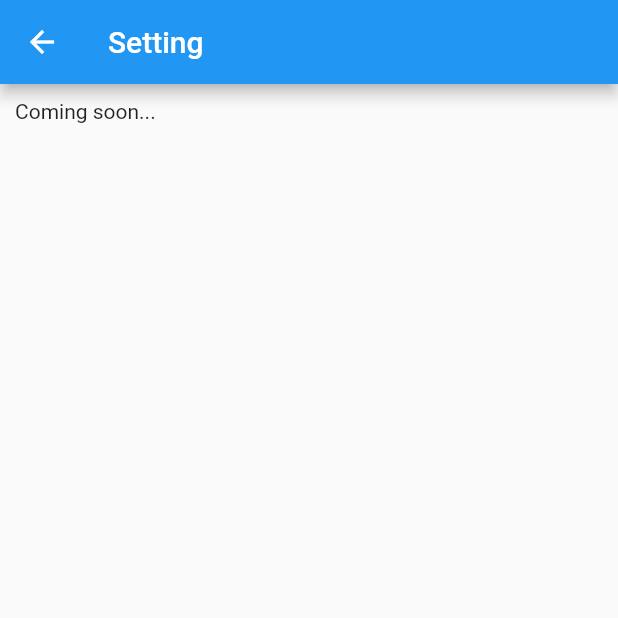
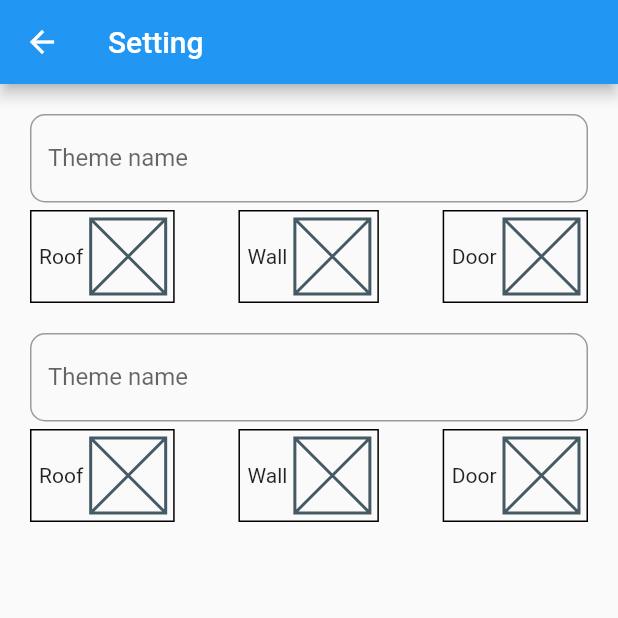
Before and after one commit to casaumayman/Smart-AI-for-house-design-mobile-app, a Flutter app: the SettingScreen screen opened by its route, on a phone screen of 412 x 824 dp, the top half of it. Run offline on Flutter 3.47's test engine with Material 2 defaults, Android fonts, the phone set to English and light mode, and no system bars; our stand-ins replace card_swiper, get, image_picker, shared_preferences, socket_io_client; accounts and stored records are empty; network calls fail.

Commit message:
continue color picker

```diff
--- a/lib/modules/home/helper.dart
+++ b/lib/modules/home/helper.dart
@@ -1,6 +1,7 @@
 import 'dart:convert';
 import 'package:change_house_colors/shared/services/theme/theme_model.dart';
 import 'package:flutter/foundation.dart';
+import 'package:image/image.dart';
 import 'package:image_picker/image_picker.dart';
 
 Future<Uint8List> base64ToBytesIsolate(String mask) async {
@@ -19,7 +20,7 @@ Future<String> xFileToBase64Isolate(XFile file) async {
   return base64encoded;
 }
 
-Future<dynamic> mappingColor(
-    dynamic origin, dynamic mask, ThemeModel themeModel) async {
-  return 1;
+List<int> mappingColor(Image origin, Uint8List mask, ThemeModel themeModel) {
+  var matrix = encodePng(origin, level: 0);
+  return matrix;
 }
--- a/lib/modules/home/home_controller.dart
+++ b/lib/modules/home/home_controller.dart
@@ -1,3 +1,5 @@
+import 'dart:io';
+
 import 'package:change_house_colors/modules/home/helper.dart';
 import 'package:change_house_colors/modules/home/models/process_status.dart';
 import 'package:change_house_colors/routes/routes.dart';
@@ -8,6 +10,7 @@ import 'package:change_house_colors/shared/utils/image_picker_utils.dart';
 import 'package:change_house_colors/shared/utils/snackbar_utils.dart';
 import 'package:flutter/foundation.dart';
 import 'package:get/get.dart';
+import 'package:image/image.dart';
 import 'package:image_picker/image_picker.dart';
 import 'package:mime/mime.dart';
 
@@ -40,9 +43,13 @@ class HomeController extends GetxController {
 
   void _processResponse(PredictResponse predict) async {
     final bytes = await base64ToBytesIsolate(predict.pictureMask);
-    //TODO: Continue
-    var colored =
-        await mappingColor("origin", bytes, _themeService.selectedTheme);
+    var image = decodePng(bytes);
+    if (image == null) {
+      debugPrint("Image == null");
+      return;
+    }
+    var colored = mappingColor(image, bytes, _themeService.selectedTheme);
+    debugPrint("colored: ${colored.length}");
     currentOutputImage(bytes);
     currentStatus(EProcessStatus.done);
   }
--- /dev/null
+++ b/lib/modules/settings/components/house_element.dart
@@ -0,0 +1,30 @@
+import 'package:flutter/material.dart';
+
+class HouseElement extends StatelessWidget {
+  const HouseElement({super.key, required this.elementName});
+  final String elementName;
+
+  @override
+  Widget build(BuildContext context) {
+    return Container(
+      alignment: Alignment.center,
+      decoration:
+          BoxDecoration(border: Border.all(width: 1, color: Colors.black)),
+      padding: const EdgeInsets.all(5),
+      child: Row(
+        mainAxisSize: MainAxisSize.max,
+        mainAxisAlignment: MainAxisAlignment.spaceBetween,
+        children: [
+          Text(elementName),
+          const SizedBox(
+            width: 5,
+          ),
+          const Placeholder(
+            fallbackWidth: 50,
+            fallbackHeight: 50,
+          )
+        ],
+      ),
+    );
+  }
+}
--- a/lib/modules/settings/components/theme_setting.dart
+++ /dev/null
@@ -1,19 +0,0 @@
-import 'package:flutter/material.dart';
-
-class ThemeSetting extends StatelessWidget {
-  const ThemeSetting(
-      {super.key,
-      required this.name,
-      this.wallColor = const Color.fromRGBO(0, 255, 0, 1),
-      this.doorColor = const Color.fromRGBO(0, 0, 255, 1),
-      this.roofColor = const Color.fromRGBO(255, 0, 0, 1)});
-  final String name;
-  final Color wallColor;
-  final Color doorColor;
-  final Color roofColor;
-
-  @override
-  Widget build(BuildContext context) {
-    return Container();
-  }
-}
--- /dev/null
+++ b/lib/modules/settings/components/theme_setting_item.dart
@@ -0,0 +1,44 @@
+import 'package:change_house_colors/modules/settings/components/house_element.dart';
+import 'package:flutter/material.dart';
+
+class ThemeSettingItem extends StatelessWidget {
+  const ThemeSettingItem(
+      {super.key,
+      required this.name,
+      this.wallColor = const Color.fromRGBO(0, 255, 0, 1),
+      this.doorColor = const Color.fromRGBO(0, 0, 255, 1),
+      this.roofColor = const Color.fromRGBO(255, 0, 0, 1)});
+  final String name;
+  final Color wallColor;
+  final Color doorColor;
+  final Color roofColor;
+
+  @override
+  Widget build(BuildContext context) {
+    return Container(
+      padding: const EdgeInsets.all(10),
+      child: Column(
+        children: [
+          const TextField(
+              decoration: InputDecoration(
+            border: OutlineInputBorder(
+                borderRadius: BorderRadius.all(Radius.circular(10))),
+            labelText: "Theme name",
+          )),
+          Container(
+            margin: const EdgeInsets.only(top: 5),
+            child: Row(
+              mainAxisSize: MainAxisSize.max,
+              mainAxisAlignment: MainAxisAlignment.spaceBetween,
+              children: const [
+                HouseElement(elementName: "Roof"),
+                HouseElement(elementName: "Wall"),
+                HouseElement(elementName: "Door"),
+              ],
+            ),
+          ),
+        ],
+      ),
+    );
+  }
+}
--- a/lib/modules/settings/setting_screen.dart
+++ b/lib/modules/settings/setting_screen.dart
@@ -1,3 +1,4 @@
+import 'package:change_house_colors/modules/settings/components/theme_setting_item.dart';
 import 'package:flutter/material.dart';
 
 class SettingScreen extends StatelessWidget {
@@ -9,7 +10,10 @@ class SettingScreen extends StatelessWidget {
         appBar: AppBar(title: const Text("Setting")),
         body: Padding(
           padding: const EdgeInsets.all(10),
-          child: Column(children: const [Text("Coming soon...")]),
+          child: Column(children: const [
+            ThemeSettingItem(name: "Royal"),
+            ThemeSettingItem(name: "Ocean"),
+          ]),
         ));
   }
 }
--- a/pubspec.yaml
+++ b/pubspec.yaml
@@ -45,6 +45,7 @@ dependencies:
   shared_preferences: ^2.0.15
   card_swiper: ^2.0.4
   http: ^0.13.5
+  image: ^3.2.2
 
 dev_dependencies:
   flutter_test:
```
Also changed, not shown: pubspec.lock.
